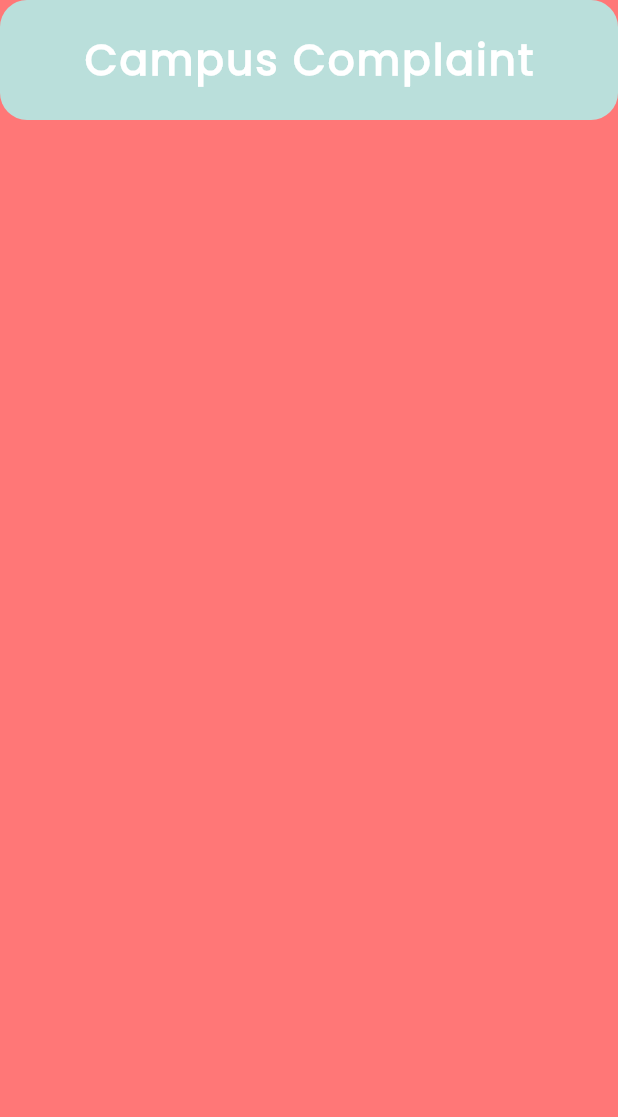
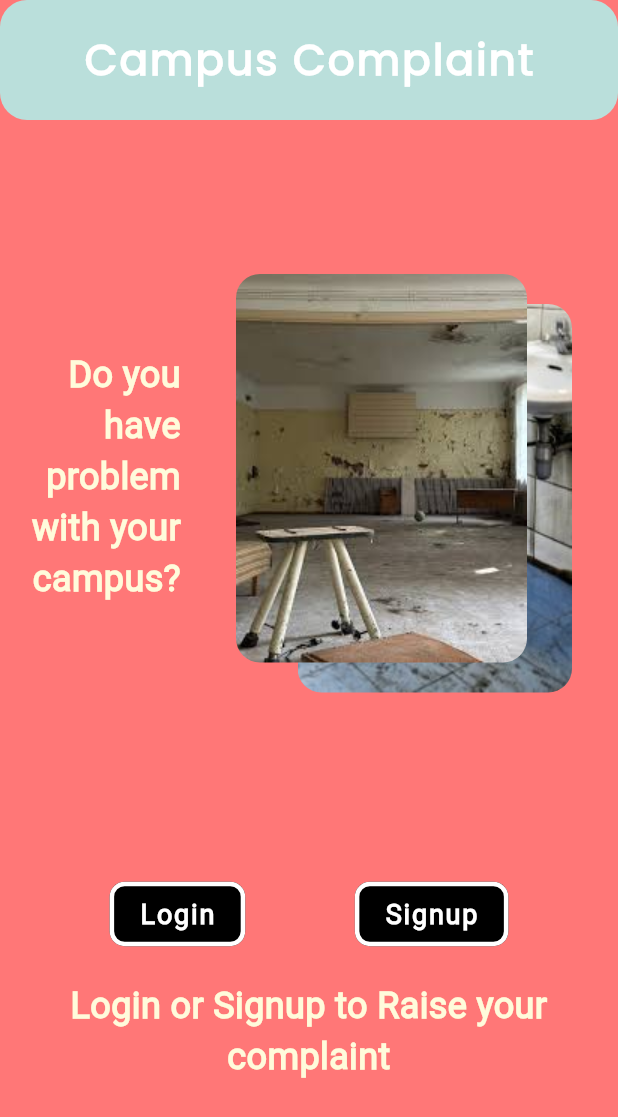
Before and after one commit to meetasati07/Campus_Complaint, a Flutter app: the screen it shows after launch, on a phone screen of 412 x 824 dp. Shown: the top 1117 px of the screen. Run offline on Flutter 3.47's test engine with Material 3 defaults, Android fonts, the phone set to English and light mode, and no system bars.

Commit message:
Landing Page completed

```diff
--- a/lib/pages/landing_page.dart
+++ b/lib/pages/landing_page.dart
@@ -8,7 +8,111 @@ class LandingPage extends StatelessWidget {
     return Scaffold(
       backgroundColor: Theme.of(context).scaffoldBackgroundColor,
       appBar: AppBar(title: Text('Campus Complaint')),
-      body: Column(),
+      body: Center(
+        child: Column(
+          mainAxisAlignment: MainAxisAlignment.spaceEvenly,
+          children: [
+            Expanded(
+              flex: 0,
+              child: Row(
+                mainAxisAlignment: MainAxisAlignment.spaceEvenly,
+                children: [
+                  SizedBox(
+                    width: 100,
+                    height: 200,
+                    child: Text(
+                      'Do you have problem with your campus?',
+                      style: TextStyle(
+                        color: Theme.of(context).primaryColor,
+                        fontSize: 24,
+                        fontWeight: FontWeight.bold,
+                      ),
+                      textAlign: TextAlign.end,
+                    ),
+                  ),
+                  SizedBox(
+                    width: 250,
+                    height: 300,
+                    child: Stack(
+                      children: [
+                        Positioned(
+                          right: 10,
+                          top: 20,
+                          child: ClipRRect(
+                            borderRadius: BorderRadius.circular(16),
+                            child: Image(
+                              image: AssetImage('assets/clg2.jpg'),
+                              frameBuilder:
+                                  (
+                                    context,
+                                    child,
+                                    frame,
+                                    wasSynchronouslyLoaded,
+                                  ) {
+                                    return AnimatedOpacity(
+                                      opacity: frame == null ? 0 : 1,
+                                      duration: Duration(milliseconds: 2000),
+                                      child: child,
+                                    );
+                                  },
+                            ),
+                          ),
+                        ),
+                        Positioned(
+                          right: 40,
+                          child: ClipRRect(
+                            borderRadius: BorderRadius.circular(16),
+                            child: Image(
+                              image: AssetImage('assets/clg1.jpg'),
+                              frameBuilder:
+                                  (
+                                    context,
+                                    child,
+                                    frame,
+                                    wasSynchronouslyLoaded,
+                                  ) {
+                                    return AnimatedOpacity(
+                                      opacity: frame == null ? 0 : 1,
+                                      duration: Duration(milliseconds: 500),
+                                      child: child,
+                                    );
+                                  },
+                            ),
+                          ),
+                        ),
+                      ],
+                    ),
+                  ),
+                ],
+              ),
+            ),
+            Column(
+              children: [
+                Row(
+                  mainAxisAlignment: MainAxisAlignment.spaceEvenly,
+                  children: [
+                    TextButton(onPressed: () {}, child: Text('Login')),
+                    TextButton(onPressed: () {}, child: Text('Signup')),
+                  ],
+                ),
+                SizedBox(
+                  height: 20,
+                ),
+                Text(
+                  'Login or Signup to Raise your complaint',
+                  style: TextStyle(
+                    color: Theme.of(context).primaryColor,
+                    fontSize: 24,
+                    fontWeight: FontWeight.bold,
+
+                  ),
+                  textAlign: TextAlign.center,
+                ),
+              ],
+            ),
+          ],
+        ),
+      ),
     );
   }
 }
--- a/lib/theme.dart
+++ b/lib/theme.dart
@@ -19,7 +19,7 @@ class AppTheme {
     ),
     scaffoldBackgroundColor: Color.fromARGB(255, 255, 119, 119),
     fontFamily: 'Roboto',
-    primaryColor: Color(0xfffff2eb),
+    primaryColor: Color.fromARGB(255, 255, 251, 219),
     textButtonTheme: TextButtonThemeData(
       style: TextButton.styleFrom(
         backgroundColor: Colors.black,
--- a/pubspec.yaml
+++ b/pubspec.yaml
@@ -58,9 +58,8 @@ flutter:
   uses-material-design: true
 
   # To add assets to your application, add an assets section, like this:
-  # assets:
-  #   - images/a_dot_burr.jpeg
-  #   - images/a_dot_ham.jpeg
+  assets:
+    - assets/
 
   # An image asset can refer to one or more resolution-specific "variants", see
   # https://flutter.dev/to/resolution-aware-images
```
Also changed, not shown: assets/clg1.jpg (added), assets/clg2.jpg (added).
